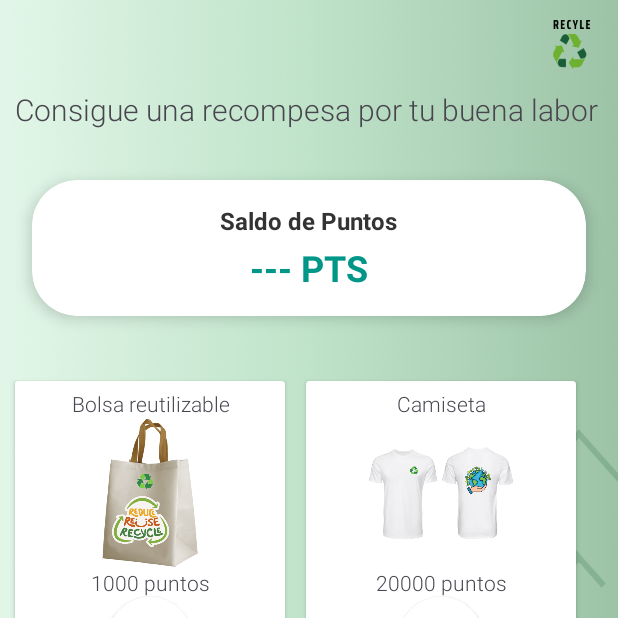
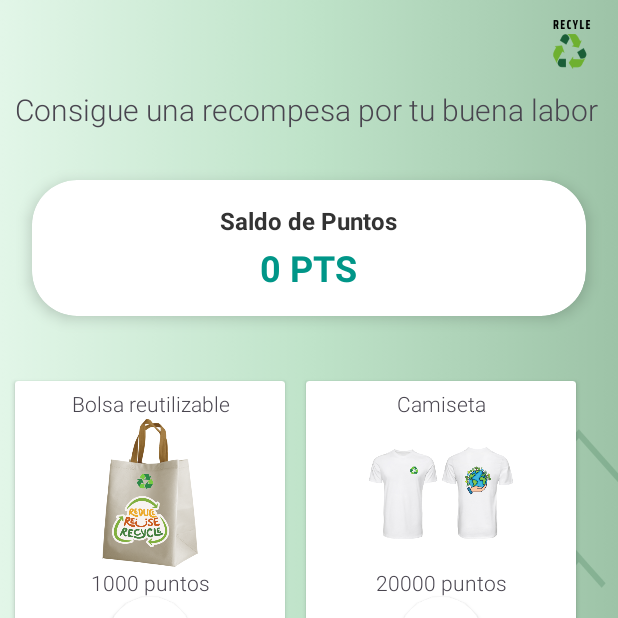
Before and after one commit to Alexis-Casanova/ProyectoReciclaje, an Android app: the ActividadCanjearRecompensas screen opened directly, with no data from a screen before it, on a phone screen of 412 x 824 dp, the top half of it. Run offline under Robolectric (Android 15) with nearby library versions, the phone set to English and light mode, and no system bars.

Commit message:
Termine el sistema de recompensas

```diff
--- a/app/src/main/java/com/example/appreciclaje/ActividadCanjearRecompensas.java
+++ b/app/src/main/java/com/example/appreciclaje/ActividadCanjearRecompensas.java
@@ -1,19 +1,97 @@
 package com.example.appreciclaje;
 
 import android.os.Bundle;
+import android.widget.Button;
+import android.widget.ImageButton;
+import android.widget.TextView;
+import android.widget.Toast;
 
-import androidx.activity.EdgeToEdge;
+import androidx.appcompat.app.AlertDialog;
 import androidx.appcompat.app.AppCompatActivity;
-import androidx.core.graphics.Insets;
-import androidx.core.view.ViewCompat;
-import androidx.core.view.WindowInsetsCompat;
+
+import Models.Usuario;
+import Network.ApiServicioReciclaje;
+import Network.RetrofitClient;
+import Sesiones.SessionManager;
+import retrofit2.Call;
+import retrofit2.Callback;
+import retrofit2.Response;
 
 public class ActividadCanjearRecompensas extends AppCompatActivity {
+    TextView txtRecompensa;
+    ImageButton btnCanjearBolsa, btnCanjearCamiseta, btnCanjearGorra, btnCanjearCupon;
+    private Usuario usuarioLogeado;
+    int saldoPuntos=0;
 
     @Override
     protected void onCreate(Bundle savedInstanceState) {
         super.onCreate(savedInstanceState);
         setContentView(R.layout.ly_actividad_canjear_recompensas);
+        txtRecompensa = findViewById(R.id.txt_puntosRecompensas);
+        btnCanjearBolsa = findViewById(R.id.btn_canjearBolsa);
+        btnCanjearCamiseta = findViewById(R.id.btn_canjearCamiseta);
+        btnCanjearGorra = findViewById(R.id.btn_canjearGorra);
+        btnCanjearCupon = findViewById(R.id.btn_canjearCupon);
 
+        SessionManager sessionManager = new SessionManager(this);
+        usuarioLogeado = sessionManager.getUsuarioDetalles();
+
+        if (usuarioLogeado == null) {
+            Toast.makeText(this, "Debe iniciar sesión para editar el perfil.", Toast.LENGTH_SHORT).show();
+            finish();
+            return;
+        }
+
+        saldoPuntos = usuarioLogeado.getRecompensa();
+        txtRecompensa.setText(saldoPuntos+" PTS");
+
+        btnCanjearBolsa.setOnClickListener(v -> confirmarCambioRecompensa(1000, "Bolsa reutilizable"));
+        btnCanjearCamiseta.setOnClickListener(v -> confirmarCambioRecompensa(20000, "Camiseta"));
+        btnCanjearGorra.setOnClickListener(v -> confirmarCambioRecompensa(10000, "Gorra"));
+        btnCanjearCupon.setOnClickListener(v -> confirmarCambioRecompensa(15000, "Cupón de descuento"));
+    }
+
+    private void confirmarCambioRecompensa(int costo, String recompensa) {
+        String mensaje = "¿Estás seguro de canjear "+ recompensa+" por "+costo+" puntos?";
+        new AlertDialog.Builder(this)
+                .setTitle("Confirmación")
+                .setMessage(mensaje)
+                .setPositiveButton("Sí", (dialog, which) -> canjearRecompensa(costo,recompensa))
+                .setNegativeButton("No", null)
+                .show();
+    }
+
+    private void canjearRecompensa(int costo, String recompensa) {
+        if (saldoPuntos >= costo) {
+            saldoPuntos -= costo;
+            actualizarSaldo();
+            Toast.makeText(this, "Recompensa canjeada: " + recompensa, Toast.LENGTH_SHORT).show();
+        } else {
+            Toast.makeText(this, "No tienes suficientes puntos para canjear " + recompensa, Toast.LENGTH_SHORT).show();
+        }
+    }
+
+    private void actualizarSaldo() {
+        txtRecompensa.setText(String.valueOf(saldoPuntos));
+        usuarioLogeado.setRecompensa(saldoPuntos);
+
+        ApiServicioReciclaje api = RetrofitClient.getCliente().create(ApiServicioReciclaje.class);
+        Call<Usuario> call = api.actualizarUsuario(usuarioLogeado.getIdUsuario(), usuarioLogeado);
+
+        call.enqueue(new Callback<Usuario>() {
+            @Override
+            public void onResponse(Call<Usuario> call, Response<Usuario> response) {
+                if (response.isSuccessful()) {
+                    Toast.makeText(ActividadCanjearRecompensas.this, "Recompensa actualizada", Toast.LENGTH_SHORT).show();
+                } else {
+                    Toast.makeText(ActividadCanjearRecompensas.this, "Error al actualizar", Toast.LENGTH_SHORT).show();
+                }
+            }
+
+            @Override
+            public void onFailure(Call<Usuario> call, Throwable t) {
+                Toast.makeText(ActividadCanjearRecompensas.this, "Error de conexión", Toast.LENGTH_SHORT).show();
+            }
+        });
     }
 }
--- a/app/src/main/res/layout/ly_actividad_canjear_recompensas.xml
+++ b/app/src/main/res/layout/ly_actividad_canjear_recompensas.xml
@@ -35,7 +35,7 @@
                 android:textStyle="bold" />
 
             <TextView
-                android:id="@+id/txt_puntos"
+                android:id="@+id/txt_puntosRecompensas"
                 android:layout_width="wrap_content"
                 android:layout_height="wrap_content"
                 android:layout_marginTop="4dp"
@@ -92,7 +92,7 @@
                 app:cardCornerRadius="30dp">
 
                 <ImageButton
-                    android:id="@+id/btn_canjear2"
+                    android:id="@+id/btn_canjearBolsa"
                     android:layout_width="56dp"
                     android:layout_height="56dp"
                     android:background="@color/white"
@@ -148,7 +148,7 @@
                 app:cardCornerRadius="30dp">
 
                 <ImageButton
-                    android:id="@+id/btn_canjear"
+                    android:id="@+id/btn_canjearCamiseta"
                     android:layout_width="56dp"
                     android:layout_height="56dp"
                     android:background="@color/white"
@@ -204,7 +204,7 @@
                 app:cardCornerRadius="30dp">
 
                 <ImageButton
-                    android:id="@+id/btn_canjear4"
+                    android:id="@+id/btn_canjearGorra"
                     android:layout_width="56dp"
                     android:layout_height="56dp"
                     android:background="@color/white"
@@ -259,7 +259,7 @@
                 app:cardCornerRadius="30dp">
 
                 <ImageButton
-                    android:id="@+id/btn_canjear5"
+                    android:id="@+id/btn_canjearCupon"
                     android:layout_width="56dp"
                     android:layout_height="56dp"
                     android:background="@color/white"
```
